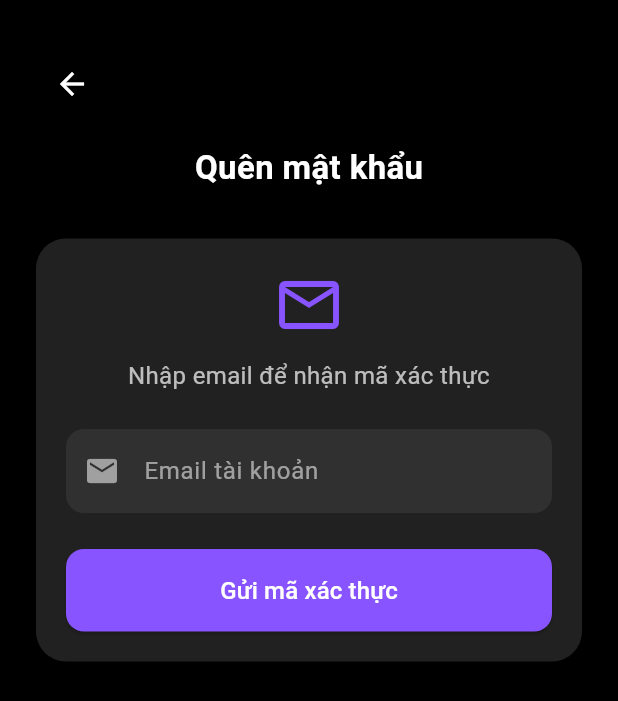
After one commit to annguyen1407/DATN-GymForge, a Flutter app: the ForgotPasswordScreen screen opened directly, on a phone screen of 412 x 824 dp. The commit adds this screen. Shown: the top 701 px of the screen. Run offline on Flutter 3.47's test engine with Material 3 defaults, Android fonts, the phone set to English and light mode, and no system bars; our stand-ins replace percent_indicator, shared_preferences, table_calendar; accounts and stored records are empty.

Commit message:
Add forgot password feature with OTP reset
Implemented forgot password flow including UI, password validation, and API integration. Added ForgotPasswordScreen, updated SignInScreen to link to it, and enhanced password validation in SignUpScreen. ApiService now supports forgotPassword and resetPassword endpoints.

```diff
--- /dev/null
+++ b/front-end-flutter/gym_app_v2/lib/screens/auth/signin/forgot_password_screen.dart
@@ -0,0 +1,351 @@
+import 'package:flutter/material.dart';
+import 'package:flutter/services.dart';
+import '../../../services/api_service.dart';
+
+class ForgotPasswordScreen extends StatefulWidget {
+  const ForgotPasswordScreen({Key? key}) : super(key: key);
+
+  @override
+  State<ForgotPasswordScreen> createState() => _ForgotPasswordScreenState();
+}
+
+class _ForgotPasswordScreenState extends State<ForgotPasswordScreen> {
+  bool _obscureNewPassword = true;
+  bool _obscureConfirmPassword = true;
+  bool _validatePassword(String password) {
+    final regex = RegExp(
+      r'^(?=.*[a-z])(?=.*[A-Z])(?=.*\d)(?=.*[!@#\$&*~_\-\^%\.,:;\?\(\)\[\]\{\}<>]).{8,}$',
+    );
+    return regex.hasMatch(password);
+  }
+
+  final TextEditingController _emailController = TextEditingController();
+  final TextEditingController _otpController = TextEditingController();
+  final TextEditingController _newPasswordController = TextEditingController();
+  final TextEditingController _confirmPasswordController =
+      TextEditingController();
+
+  bool _isLoading = false;
+  bool _showOtpStep = false;
+  String? _error;
+
+  @override
+  void dispose() {
+    _emailController.dispose();
+    _otpController.dispose();
+    _newPasswordController.dispose();
+    _confirmPasswordController.dispose();
+    super.dispose();
+  }
+
+  Future<void> _submitEmail() async {
+    setState(() {
+      _isLoading = true;
+      _error = null;
+    });
+    final ok = await ApiService.forgotPassword(
+      email: _emailController.text.trim(),
+    );
+    setState(() {
+      _isLoading = false;
+      if (ok) {
+        _showOtpStep = true;
+      } else {
+        _error = 'Không gửi được mã xác thực. Vui lòng thử lại.';
+      }
+    });
+  }
+
+  Future<void> _submitOtpAndPassword() async {
+    final otp = _otpController.text.trim();
+    final newPassword = _newPasswordController.text.trim();
+    final confirmPassword = _confirmPasswordController.text.trim();
+    if (newPassword != confirmPassword) {
+      setState(() => _error = 'Mật khẩu xác nhận không khớp!');
+      return;
+    }
+    if (!_validatePassword(newPassword)) {
+      setState(
+        () => _error =
+            'Mật khẩu phải có ít nhất 8 ký tự, bao gồm chữ hoa, chữ thường, số và ký tự đặc biệt.',
+      );
+      return;
+    }
+    setState(() {
+      _isLoading = true;
+      _error = null;
+    });
+    final ok = await ApiService.resetPassword(
+      email: _emailController.text.trim(),
+      otp: otp,
+      newPassword: newPassword,
+    );
+    setState(() {
+      _isLoading = false;
+      if (ok) {
+        Navigator.of(context).pop();
+        ScaffoldMessenger.of(context).showSnackBar(
+          const SnackBar(content: Text('Đặt lại mật khẩu thành công!')),
+        );
+      } else {
+        _error = 'OTP không đúng hoặc đã hết hạn.';
+      }
+    });
+  }
+
+  @override
+  Widget build(BuildContext context) {
+    return Scaffold(
+      backgroundColor: Colors.black,
+      body: SafeArea(
+        child: SingleChildScrollView(
+          child: Padding(
+            padding: const EdgeInsets.symmetric(horizontal: 24.0, vertical: 32),
+            child: Column(
+              crossAxisAlignment: CrossAxisAlignment.start,
+              children: [
+                IconButton(
+                  icon: const Icon(Icons.arrow_back, color: Colors.white),
+                  onPressed: () => Navigator.pop(context),
+                ),
+                const SizedBox(height: 16),
+                Center(
+                  child: Text(
+                    'Quên mật khẩu',
+                    style: const TextStyle(
+                      fontSize: 22,
+                      fontWeight: FontWeight.bold,
+                      color: Colors.white,
+                    ),
+                  ),
+                ),
+                const SizedBox(height: 32),
+                Container(
+                  padding: const EdgeInsets.all(20),
+                  decoration: BoxDecoration(
+                    color: Colors.grey[900],
+                    borderRadius: BorderRadius.circular(20),
+                  ),
+                  child: Column(
+                    children: [
+                      if (!_showOtpStep) ...[
+                        const Icon(
+                          Icons.email_outlined,
+                          color: Color(0xFF8854FF),
+                          size: 48,
+                        ),
+                        const SizedBox(height: 12),
+                        const Text(
+                          'Nhập email để nhận mã xác thực',
+                          style: TextStyle(color: Colors.white70, fontSize: 16),
+                          textAlign: TextAlign.center,
+                        ),
+                        const SizedBox(height: 24),
+                        TextField(
+                          controller: _emailController,
+                          keyboardType: TextInputType.emailAddress,
+                          style: const TextStyle(color: Colors.white),
+                          decoration: InputDecoration(
+                            prefixIcon: const Icon(
+                              Icons.email,
+                              color: Colors.white54,
+                            ),
+                            hintText: 'Email tài khoản',
+                            hintStyle: const TextStyle(color: Colors.white54),
+                            filled: true,
+                            fillColor: Colors.grey[850],
+                            border: OutlineInputBorder(
+                              borderRadius: BorderRadius.circular(12),
+                              borderSide: BorderSide.none,
+                            ),
+                          ),
+                        ),
+                        const SizedBox(height: 24),
+                        SizedBox(
+                          width: double.infinity,
+                          child: ElevatedButton(
+                            style: ElevatedButton.styleFrom(
+                              backgroundColor: const Color(0xFF8854FF),
+                              padding: const EdgeInsets.symmetric(vertical: 16),
+                              shape: RoundedRectangleBorder(
+                                borderRadius: BorderRadius.circular(12),
+                              ),
+                            ),
+                            onPressed: _isLoading ? null : _submitEmail,
+                            child: _isLoading
+                                ? const SizedBox(
+                                    width: 20,
+                                    height: 20,
+                                    child: CircularProgressIndicator(
+                                      strokeWidth: 2,
+                                      color: Colors.white,
+                                    ),
+                                  )
+                                : const Text(
+                                    'Gửi mã xác thực',
+                                    style: TextStyle(
+                                      fontSize: 16,
+                                      color: Colors.white,
+                                    ),
+                                  ),
+                          ),
+                        ),
+                      ] else ...[
+                        const Icon(
+                          Icons.lock_reset,
+                          color: Color(0xFF8854FF),
+                          size: 48,
+                        ),
+                        const SizedBox(height: 12),
+                        const Text(
+                          'Nhập OTP và mật khẩu mới',
+                          style: TextStyle(color: Colors.white70, fontSize: 16),
+                          textAlign: TextAlign.center,
+                        ),
+                        const SizedBox(height: 24),
+                        TextField(
+                          controller: _otpController,
+                          keyboardType: TextInputType.number,
+                          maxLength: 6,
+                          inputFormatters: [
+                            FilteringTextInputFormatter.digitsOnly,
+                            LengthLimitingTextInputFormatter(6),
+                          ],
+                          style: const TextStyle(
+                            color: Colors.white,
+                            letterSpacing: 2,
+                          ),
+                          decoration: InputDecoration(
+                            counterText: '',
+                            prefixIcon: const Icon(
+                              Icons.numbers,
+                              color: Colors.white54,
+                            ),
+                            hintText: 'Mã xác thực OTP (6 số)',
+                            hintStyle: const TextStyle(color: Colors.white54),
+                            filled: true,
+                            fillColor: Colors.grey[850],
+                            border: OutlineInputBorder(
+                              borderRadius: BorderRadius.circular(12),
+                              borderSide: BorderSide.none,
+                            ),
+                          ),
+                        ),
+                        const SizedBox(height: 16),
+                        TextField(
+                          controller: _newPasswordController,
+                          obscureText: _obscureNewPassword,
+                          style: const TextStyle(color: Colors.white),
+                          decoration: InputDecoration(
+                            prefixIcon: const Icon(
+                              Icons.lock,
+                              color: Colors.white54,
+                            ),
+                            hintText: 'Mật khẩu mới',
+                            hintStyle: const TextStyle(color: Colors.white54),
+                            filled: true,
+                            fillColor: Colors.grey[850],
+                            border: OutlineInputBorder(
+                              borderRadius: BorderRadius.circular(12),
+                              borderSide: BorderSide.none,
+                            ),
+                            suffixIcon: GestureDetector(
+                              onTap: () {
+                                setState(() {
+                                  _obscureNewPassword = !_obscureNewPassword;
+                                });
+                              },
+                              child: Icon(
+                                _obscureNewPassword
+                                    ? Icons.visibility_off
+                                    : Icons.visibility,
+                                color: Colors.white54,
+                              ),
+                            ),
+                          ),
+                        ),
+                        const SizedBox(height: 16),
+                        TextField(
+                          controller: _confirmPasswordController,
+                          obscureText: _obscureConfirmPassword,
+                          style: const TextStyle(color: Colors.white),
+                          decoration: InputDecoration(
+                            prefixIcon: const Icon(
+                              Icons.lock_outline,
+                              color: Colors.white54,
+                            ),
+                            hintText: 'Xác nhận mật khẩu mới',
+                            hintStyle: const TextStyle(color: Colors.white54),
+                            filled: true,
+                            fillColor: Colors.grey[850],
+                            border: OutlineInputBorder(
+                              borderRadius: BorderRadius.circular(12),
+                              borderSide: BorderSide.none,
+                            ),
+                            suffixIcon: GestureDetector(
+                              onTap: () {
+                                setState(() {
+                                  _obscureConfirmPassword =
+                                      !_obscureConfirmPassword;
+                                });
+                              },
+                              child: Icon(
+                                _obscureConfirmPassword
+                                    ? Icons.visibility_off
+                                    : Icons.visibility,
+                                color: Colors.white54,
+                              ),
+                            ),
+                          ),
+                        ),
+                        const SizedBox(height: 24),
+                        SizedBox(
+                          width: double.infinity,
+                          child: ElevatedButton(
+                            style: ElevatedButton.styleFrom(
+                              backgroundColor: const Color(0xFF8854FF),
+                              padding: const EdgeInsets.symmetric(vertical: 16),
+                              shape: RoundedRectangleBorder(
+                                borderRadius: BorderRadius.circular(12),
+                              ),
+                            ),
+                            onPressed: _isLoading
+                                ? null
+                                : _submitOtpAndPassword,
+                            child: _isLoading
+                                ? const SizedBox(
+                                    width: 20,
+                                    height: 20,
+                                    child: CircularProgressIndicator(
+                                      strokeWidth: 2,
+                                      color: Colors.white,
+                                    ),
+                                  )
+                                : const Text(
+                                    'Đặt lại mật khẩu',
+                                    style: TextStyle(
+                                      fontSize: 16,
+                                      color: Colors.white,
+                                    ),
+                                  ),
+                          ),
+                        ),
+                      ],
+                      if (_error != null) ...[
+                        const SizedBox(height: 16),
+                        Text(
+                          _error!,
+                          style: const TextStyle(color: Colors.red),
+                        ),
+                      ],
+                    ],
+                  ),
+                ),
+              ],
+            ),
+          ),
+        ),
+      ),
+    );
+  }
+}
```
Also changed, not shown: front-end-flutter/gym_app_v2/lib/screens/auth/signin/signin_screen.dart (+8 -6 lines), front-end-flutter/gym_app_v2/lib/screens/auth/signup/signup_screen.dart (+10 -2 lines), front-end-flutter/gym_app_v2/lib/services/api_service.dart (+44 -0 lines).
